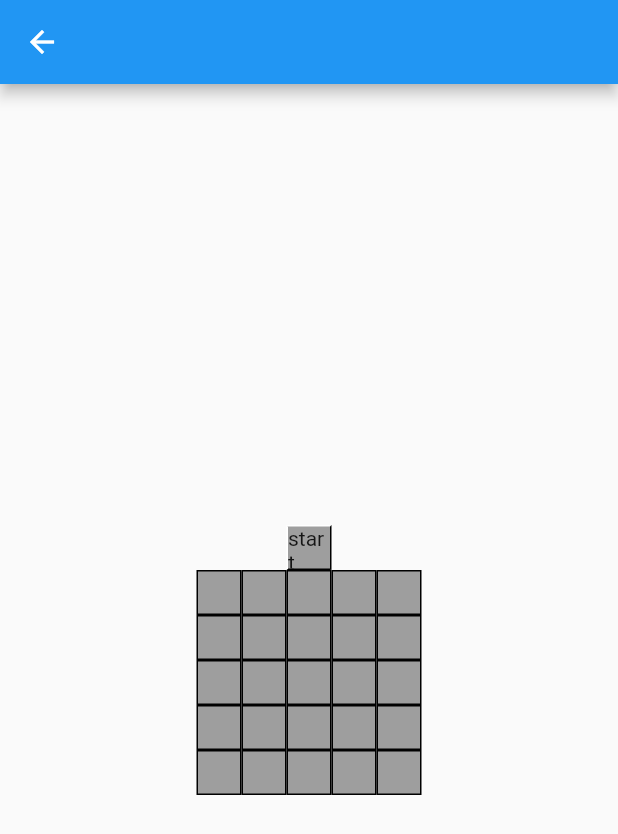
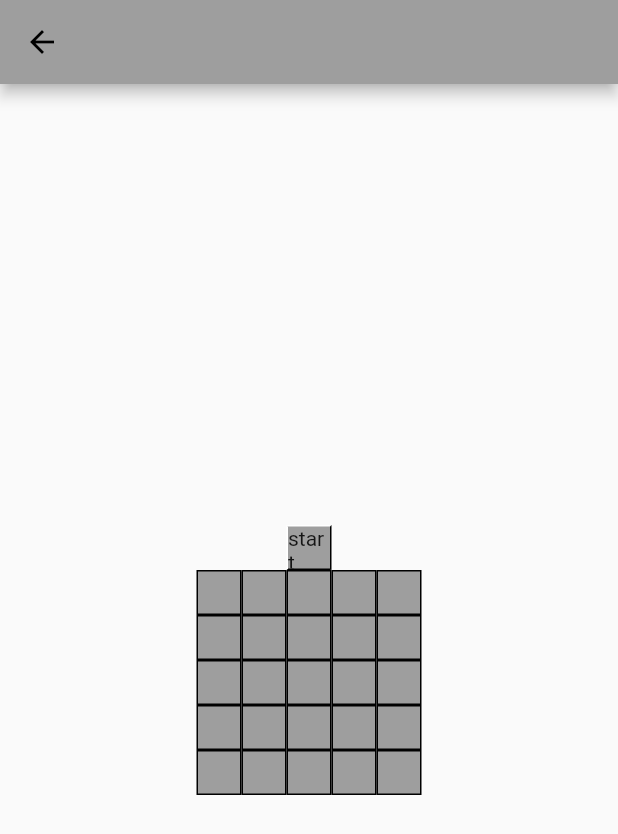
Before and after one commit to EEIT10305/Landmine, a Flutter app: the screen it shows after launch, after a tap on "踩地雷(未完成)", on a phone screen of 412 x 824 dp. Shown: the top 834 px of the screen. Run offline on Flutter 3.47's test engine with Material 2 defaults, Android fonts, the phone set to English and light mode, and no system bars; our stand-ins replace sqflite_sqlcipher; accounts and stored records are empty.

Commit message:
改一下長相

```diff
--- a/lib/main.dart
+++ b/lib/main.dart
@@ -4,6 +4,8 @@ import 'package:flutter/material.dart';
 import 'package:landmine/routers/RouterUtil.dart';
 
 import 'package:landmine/util/LifeCycleManager.dart';
+import 'package:landmine/widgets/FirstButton.dart';
+import 'package:landmine/widgets/MyScaffold.dart';
 import 'package:landmine/widgets/ShowImage.dart';
 import 'package:landmine/widgets/Square.dart';
 import 'package:landmine/widgets/dialogs/ShowAlertDialog.dart';
@@ -11,18 +13,17 @@ import 'package:landmine/widgets/pages/FileProviderPage.dart';
 import 'package:landmine/widgets/pages/InheritedPracticePage.dart';
 
 void main() {
-   runZoned(() => runApp(
+  runZoned(
+    () => runApp(
       LifeCycleManager(
         child: MyApp(),
       ),
     ),
-     zoneSpecification: new ZoneSpecification(
-       errorCallback :(Zone self, ZoneDelegate parent,
-           Zone zone, Object error, StackTrace stackTrace){
+    zoneSpecification: new ZoneSpecification(errorCallback: (Zone self,
+        ZoneDelegate parent, Zone zone, Object error, StackTrace stackTrace) {
       parent.print(zone, stackTrace.toString());
       return;
-       },
-       print: (Zone self, ZoneDelegate parent, Zone zone, String line) {
+    }, print: (Zone self, ZoneDelegate parent, Zone zone, String line) {
       parent.print(zone, "Intercepted: $line");
     }),
     onError: (e, stackTrace) => print('runZonedError: $e $stackTrace'),
@@ -31,7 +32,7 @@ void main() {
   FlutterError.onError = (FlutterErrorDetails details) {
     runApp(
       MaterialApp(
-          home: ShowAlertDialog(content : details.toString()),
+        home: ShowAlertDialog(content: details.toString()),
       ),
     );
   };
@@ -43,11 +44,18 @@ class MyApp extends StatelessWidget {
     return MaterialApp(
       title: 'Flutter Demo',
       theme: ThemeData(
-        primarySwatch: Colors.blue,
+        primarySwatch: Colors.grey,
         visualDensity: VisualDensity.adaptivePlatformDensity,
       ),
-      routes:RouterUtil.router,
+      routes: RouterUtil.router,
       home: MyHomePage(title: 'Flutter Demo Home Page'),
+//      builder: (context, widget) {
+//        return MediaQuery(
+//          //設置文字大小不隨系統設置改變
+//          data: MediaQuery.of(context).copyWith(textScaleFactor: 1.0),
+//          child: widget,
+//        );
+//      },
     );
   }
 }
@@ -62,30 +70,33 @@ class MyHomePage extends StatefulWidget {
 }
 
 class _MyHomePageState extends State<MyHomePage> {
-
   @override
   Widget build(BuildContext context) {
-    return Scaffold(
-      appBar: AppBar(
-        title: Text(widget.title),
+    return MyScaffold(
+      child: Container(
+        child: Center(
+            child: Column(
+          mainAxisAlignment: MainAxisAlignment.center,
+          children: [
+            FirstButton(
+              routerName: 'landmine',
+              buttonWord: '踩地雷(未完成)',
             ),
-      body: Center(
-         child: Column(
-           children: [
-             FlatButton(onPressed: (){
-               Navigator.of(context).pushNamed('landmine');
-             }, child: Text('踩地雷(未完成)')),
-             FlatButton(onPressed: (){
-               Navigator.of(context).pushNamed('homescreen');
-             }, child: Text('資料丟給下一頁再傳回來')),
-             FlatButton(onPressed: (){
-               Navigator.of(context).pushNamed('mytree');
-             }, child: Text('inheritedWidget練習')),
-             FlatButton(onPressed: (){
-               Navigator.of(context).pushNamed('fileprovider', arguments: {'storage':InfoStorage(),'title':'標題'});
-             }, child: Text('寫檔讀檔練習'))
+            FirstButton(
+              routerName: 'homescreen',
+              buttonWord: '資料丟給下一頁再傳回來',
+            ),
+            FirstButton(
+              routerName: 'mytree',
+              buttonWord: 'inheritedWidget練習',
+            ),
+            FirstButton(
+              routerName: 'fileprovider',
+              buttonWord: '寫檔讀檔練習',
+              args: {'storage': InfoStorage(), 'title': '標題'},
+            ),
           ],
-         )
+        )),
       ),
     );
   }
--- /dev/null
+++ b/lib/widgets/FirstButton.dart
@@ -0,0 +1,47 @@
+import 'package:flutter/cupertino.dart';
+import 'package:flutter/material.dart';
+
+class FirstButton extends StatefulWidget {
+  final String routerName;
+  final Map args;
+  final String buttonWord;
+
+  FirstButton(
+      {Key key,
+      @required this.routerName,
+      this.args,
+      @required this.buttonWord})
+      : super(key: key);
+
+  @override
+  _FirstButtonState createState() => _FirstButtonState();
+}
+
+class _FirstButtonState extends State<FirstButton> {
+  @override
+  Widget build(BuildContext context) {
+    return FlatButton(
+      onPressed: () {
+        Navigator.of(context)
+            .pushNamed(widget.routerName, arguments: widget.args);
+      },
+      child: Container(
+        width: 350,
+        decoration: BoxDecoration(
+            color: Colors.teal,
+            borderRadius: BorderRadius.all(Radius.circular(50))),
+        padding: EdgeInsets.all(40),
+        margin: EdgeInsets.all(15),
+        child: Text(
+          widget.buttonWord,
+          textAlign: TextAlign.center,
+          style: TextStyle(
+            fontSize: 24,
+            color: Colors.white70,
+            fontWeight: FontWeight.w700
+          ),
+        ),
+      ),
+    );
+  }
+}
--- /dev/null
+++ b/lib/widgets/MyScaffold.dart
@@ -0,0 +1,25 @@
+import 'package:flutter/cupertino.dart';
+import 'package:flutter/material.dart';
+
+class MyScaffold extends StatefulWidget {
+  final String title;
+  final Widget child;
+
+  const MyScaffold({Key key, this.title, @required this.child})
+      : super(key: key);
+
+  @override
+  _MyScaffoldState createState() => _MyScaffoldState();
+}
+
+class _MyScaffoldState extends State<MyScaffold> {
+  @override
+  Widget build(BuildContext context) {
+    return Scaffold(
+      appBar: AppBar(
+        title: Text(widget.title??''),
+      ),
+      body: widget.child,
+    );
+  }
+}
--- a/lib/widgets/pages/LandminePage.dart
+++ b/lib/widgets/pages/LandminePage.dart
@@ -1,6 +1,8 @@
 import 'package:flutter/cupertino.dart';
 import 'package:flutter/material.dart';
 import 'package:landmine/widgets/Landmine.dart';
+
+import '../MyScaffold.dart';
 
 class LandminePage extends StatefulWidget {
   @override
@@ -25,11 +27,9 @@ class _LandminePageState extends State<LandminePage> {
 
   @override
   Widget build(BuildContext context) {
-    return Scaffold(
-      appBar: AppBar(
-        title: Text(''),
-      ),
-      body: Container(
+    return MyScaffold(
+      title: '',
+      child: Container(
         child: Landmine(
           data: data,
           flags: flags,
--- a/lib/widgets/pages/SelectionPage.dart
+++ b/lib/widgets/pages/SelectionPage.dart
@@ -1,5 +1,7 @@
 import 'package:flutter/cupertino.dart';
 import 'package:flutter/material.dart';
+
+import '../MyScaffold.dart';
 
 class HomeScreen extends StatelessWidget {
   @override
@@ -45,8 +47,8 @@ class SelectionButton extends StatelessWidget {
 class SelectionScreen extends StatelessWidget {
   @override
   Widget build(BuildContext context) {
-    return Scaffold(
-      body: Center(
+    return MyScaffold(
+      child: Center(
         child: Column(
           mainAxisAlignment: MainAxisAlignment.start,
           children: [
```
Also changed, not shown: lib/widgets/pages/FileProviderPage.dart (+5 -5 lines), lib/widgets/pages/InheritedPracticePage.dart (+13 -11 lines). Lines whose indentation alone changed are shown as unchanged.
